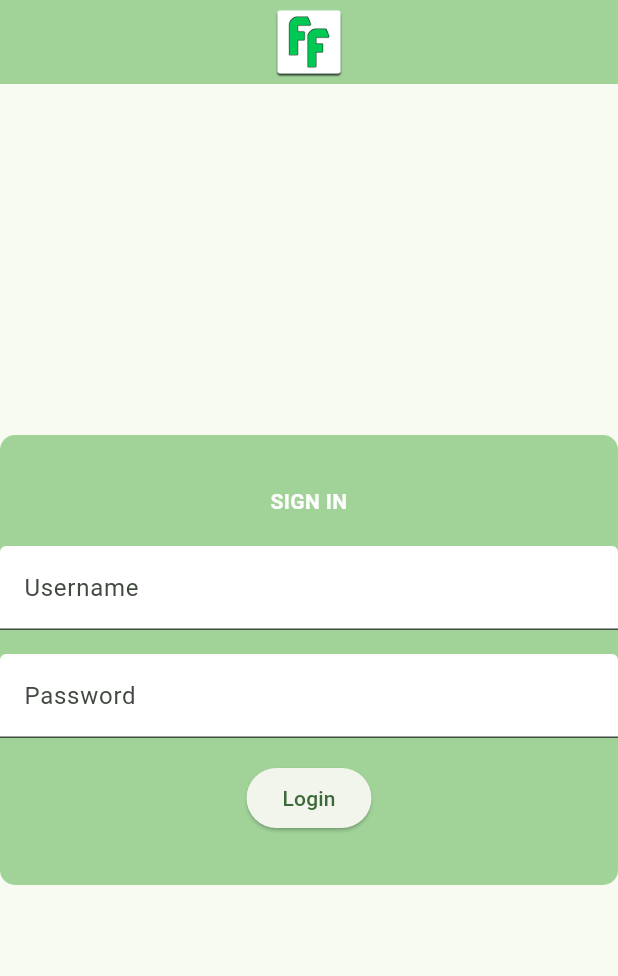
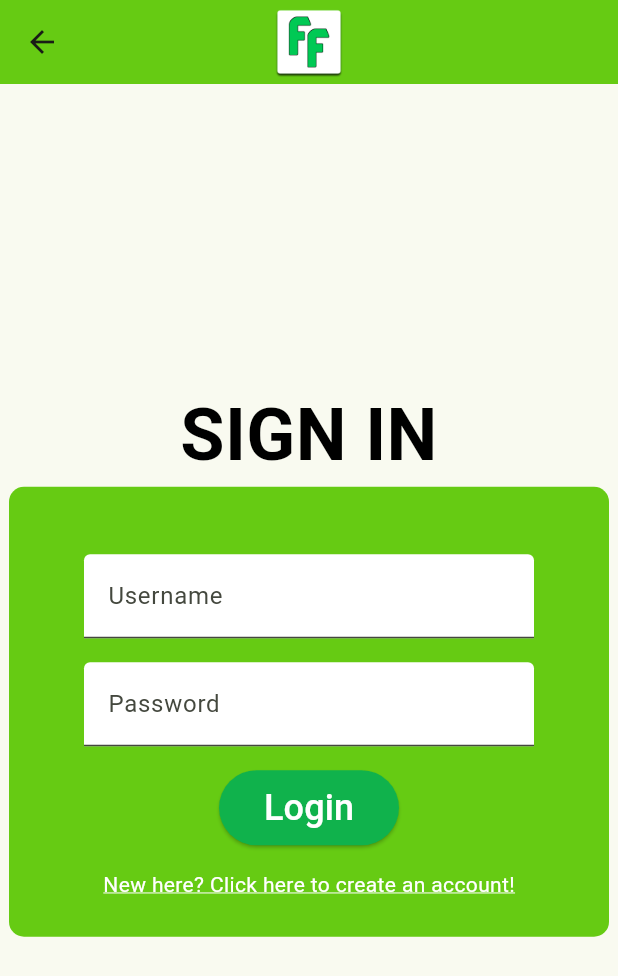
Before and after one commit to wcturnbull/FinanceFriend, a Flutter app: the screen it shows after launch, on a phone screen of 412 x 824 dp. Shown: the top 976 px of the screen. Run offline on Flutter 3.47's test engine with Material 2 defaults, Android fonts, the phone set to English and light mode, and no system bars.

Commit message:
Routes, create account page made

```diff
--- a/lib/ff_appbar.dart
+++ b/lib/ff_appbar.dart
@@ -6,7 +6,7 @@ class FFAppBar extends StatelessWidget implements PreferredSizeWidget {
   @override
   Widget build(BuildContext context) {
     return AppBar(
-        backgroundColor: Theme.of(context).colorScheme.inversePrimary,
+        backgroundColor: Theme.of(context).colorScheme.primary,
         title: Image.asset('assets/images/FFLogo.png',
           height:100,
           width: 100),
--- /dev/null
+++ b/lib/login.dart
@@ -0,0 +1,92 @@
+import 'package:flutter/material.dart';
+import 'ff_appbar.dart';
+
+class Login extends StatelessWidget {
+  const Login({super.key});
+
+  @override
+  Widget build(BuildContext context) {
+    return Scaffold(
+      appBar: const FFAppBar(),
+      body: Center(
+        child: Column(
+          mainAxisAlignment: MainAxisAlignment.center,
+          children: [
+            const Text(
+              'SIGN IN',
+              textAlign: TextAlign.center,
+              style: TextStyle(
+                fontWeight: FontWeight.bold,
+                fontSize: 48,
+                color: Colors.black,
+              ),
+            ),
+            Container(
+              width: 400, // Adjust the width as needed
+              height: 300,
+              decoration: BoxDecoration(
+                color: Theme.of(context).colorScheme.primary,
+                borderRadius: BorderRadius.circular(10.0),
+              ),
+              child: Column(
+                mainAxisAlignment: MainAxisAlignment.center,
+                children: [
+                  const SizedBox(height: 20.0),
+                  const SizedBox(
+                    width: 300,
+                    child: TextField(
+                      decoration: InputDecoration(
+                        filled: true,
+                        fillColor: Colors.white,
+                        labelText: 'Username',
+                      ),
+                    ),
+                  ),
+                  const SizedBox(height: 16.0),
+                  const SizedBox(
+                    width: 300,
+                    child: TextField(
+                      obscureText: true,
+                      decoration: InputDecoration(
+                        filled: true,
+                        fillColor: Colors.white,
+                        labelText: 'Password',
+                      ),
+                    ),
+                  ),
+                  const SizedBox(height: 16.0),
+                  ElevatedButton(
+                    onPressed: () {
+                      // Perform login logic here
+                    },
+                    style: ElevatedButton.styleFrom(
+                        backgroundColor:
+                            Theme.of(context).colorScheme.secondary,
+                        fixedSize: const Size(120, 50)),
+                    child: const Text('Login',
+                        style: TextStyle(
+                          color: Colors.white,
+                          fontSize: 24,
+                        )),
+                  ),
+                  const SizedBox(height: 16.0),
+                  GestureDetector(
+                    onTap: () {
+                      Navigator.pushNamed(context, "/create_account");
+                    },
+                    child: const Text(
+                        "New here? Click here to create an account!",
+                        style: TextStyle(
+                            color: Colors.white,
+                            decoration: TextDecoration.underline,
+                            decorationColor: Colors.white)),
+                  )
+                ],
+              ),
+            ),
+          ],
+        ),
+      ),
+    );
+  }
+}
--- a/lib/main.dart
+++ b/lib/main.dart
@@ -1,5 +1,6 @@
+import 'package:financefriend/create_account.dart';
 import 'package:flutter/material.dart';
-import 'login_page.dart';
+import 'login.dart';
 
 void main() {
   runApp(const MyApp());
@@ -12,10 +13,17 @@ class MyApp extends StatelessWidget {
   Widget build(BuildContext context) {
     return MaterialApp(
       theme: ThemeData(
-        colorScheme: ColorScheme.fromSeed(seedColor: Colors.green.shade900),
+        colorScheme: ColorScheme.fromSeed(seedColor: const Color.fromRGBO(102, 203, 19, 1),
+          primary: const Color.fromRGBO(102, 203, 19, 1),
+          secondary: const Color.fromRGBO(16, 178, 76, 1)),
         useMaterial3: true,
       ),
       home: const Login(),
+      initialRoute: '/login',
+      routes: {
+        '/login': (context) => const Login(),
+        '/create_account':(context) => const CreateAccount(),
+      }
     );
   }
 }
```
Also changed, not shown: lib/create_account.dart (added, +104 -0 lines).
